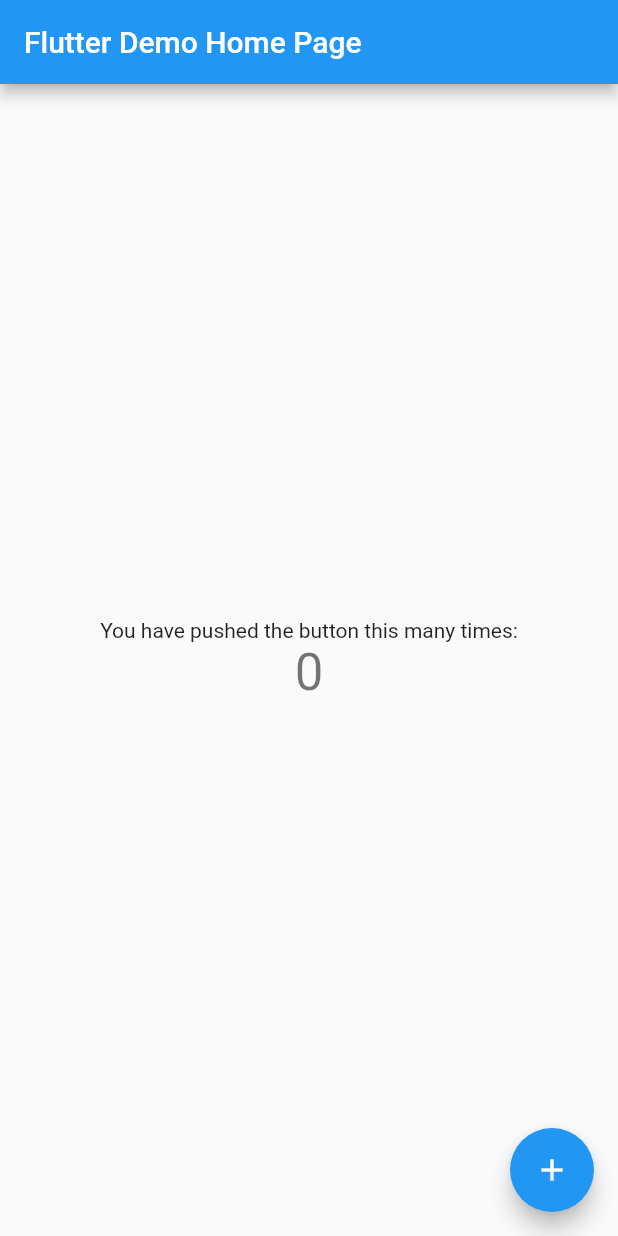
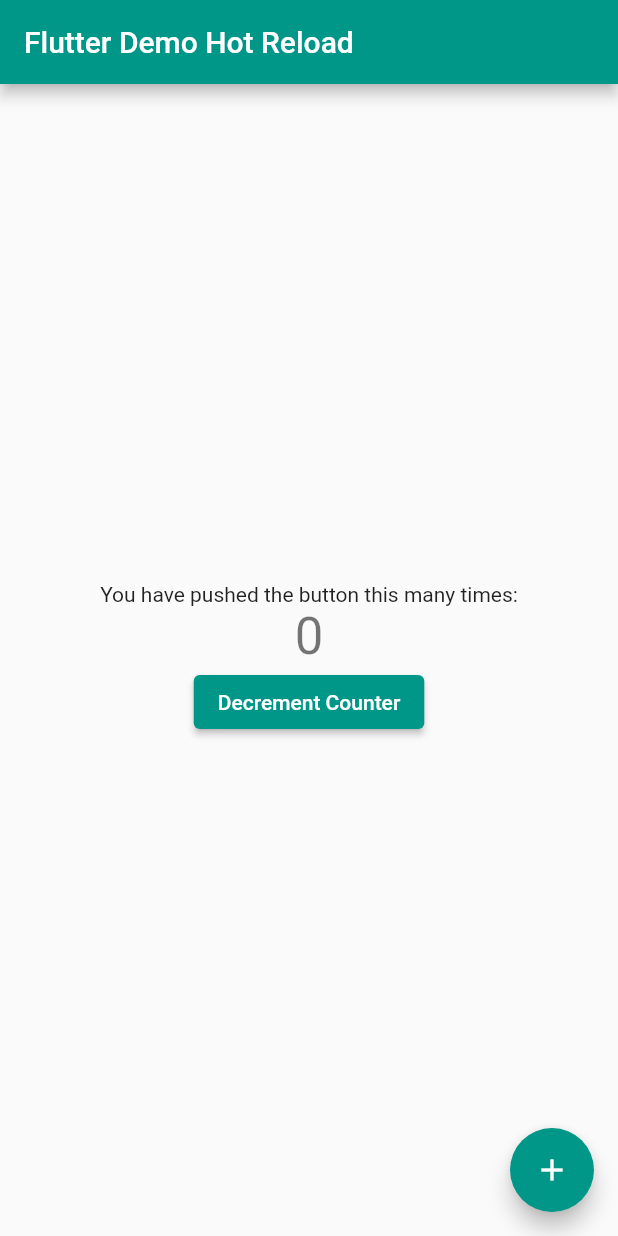
Before and after one commit to blessed-sibanda/counter_app, a Flutter app: the screen it shows after launch, on a phone screen of 412 x 824 dp. Run offline on Flutter 3.47's test engine with Material 2 defaults, Android fonts, the phone set to English and light mode, and no system bars.

Commit message:
add button to decrement counter

```diff
--- a/lib/main.dart
+++ b/lib/main.dart
@@ -13,33 +13,15 @@ class MyApp extends StatelessWidget {
     return MaterialApp(
       title: 'Flutter Demo',
       theme: ThemeData(
-        // This is the theme of your application.
-        //
-        // Try running your application with "flutter run". You'll see the
-        // application has a blue toolbar. Then, without quitting the app, try
-        // changing the primarySwatch below to Colors.green and then invoke
-        // "hot reload" (press "r" in the console where you ran "flutter run",
-        // or simply save your changes to "hot reload" in a Flutter IDE).
-        // Notice that the counter didn't reset back to zero; the application
-        // is not restarted.
-        primarySwatch: Colors.blue,
+        primarySwatch: Colors.teal,
       ),
-      home: const MyHomePage(title: 'Flutter Demo Home Page'),
+      home: const MyHomePage(title: 'Flutter Demo Hot Reload'),
     );
   }
 }
 
 class MyHomePage extends StatefulWidget {
   const MyHomePage({Key? key, required this.title}) : super(key: key);
-
-  // This widget is the home page of your application. It is stateful, meaning
-  // that it has a State object (defined below) that contains fields that affect
-  // how it looks.
-
-  // This class is the configuration for the state. It holds the values (in this
-  // case the title) provided by the parent (in this case the App widget) and
-  // used by the build method of the State. Fields in a Widget subclass are
-  // always marked "final".
 
   final String title;
 
@@ -50,49 +32,18 @@ class MyHomePage extends StatefulWidget {
 class _MyHomePageState extends State<MyHomePage> {
   int _counter = 0;
 
-  void _incrementCounter() {
-    setState(() {
-      // This call to setState tells the Flutter framework that something has
-      // changed in this State, which causes it to rerun the build method below
-      // so that the display can reflect the updated values. If we changed
-      // _counter without calling setState(), then the build method would not be
-      // called again, and so nothing would appear to happen.
-      _counter++;
-    });
-  }
+  void _incrementCounter() => setState(() => _counter++);
+
+  void _decrementCounter() => setState(() => _counter--);
 
   @override
   Widget build(BuildContext context) {
-    // This method is rerun every time setState is called, for instance as done
-    // by the _incrementCounter method above.
-    //
-    // The Flutter framework has been optimized to make rerunning build methods
-    // fast, so that you can just rebuild anything that needs updating rather
-    // than having to individually change instances of widgets.
     return Scaffold(
       appBar: AppBar(
-        // Here we take the value from the MyHomePage object that was created by
-        // the App.build method, and use it to set our appbar title.
         title: Text(widget.title),
       ),
       body: Center(
-        // Center is a layout widget. It takes a single child and positions it
-        // in the middle of the parent.
         child: Column(
-          // Column is also a layout widget. It takes a list of children and
-          // arranges them vertically. By default, it sizes itself to fit its
-          // children horizontally, and tries to be as tall as its parent.
-          //
-          // Invoke "debug painting" (press "p" in the console, choose the
-          // "Toggle Debug Paint" action from the Flutter Inspector in Android
-          // Studio, or the "Toggle Debug Paint" command in Visual Studio Code)
-          // to see the wireframe for each widget.
-          //
-          // Column has various properties to control how it sizes itself and
-          // how it positions its children. Here we use mainAxisAlignment to
-          // center the children vertically; the main axis here is the vertical
-          // axis because Columns are vertical (the cross axis would be
-          // horizontal).
           mainAxisAlignment: MainAxisAlignment.center,
           children: <Widget>[
             const Text(
@@ -102,6 +53,10 @@ class _MyHomePageState extends State<MyHomePage> {
               '$_counter',
               style: Theme.of(context).textTheme.headline4,
             ),
+            ElevatedButton(
+              onPressed: _decrementCounter,
+              child: const Text('Decrement Counter'),
+            )
           ],
         ),
       ),
@@ -109,7 +64,7 @@ class _MyHomePageState extends State<MyHomePage> {
         onPressed: _incrementCounter,
         tooltip: 'Increment',
         child: const Icon(Icons.add),
-      ), // This trailing comma makes auto-formatting nicer for build methods.
+      ),
     );
   }
 }
```
